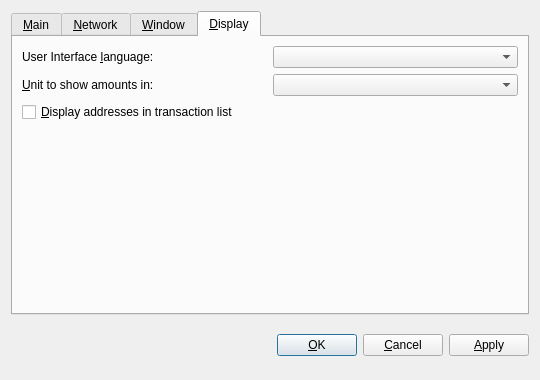
This is src/qt/forms/optionsdialog.ui in GrowthCoin/growthcoin-legacy as Qt 5 draws it before an edit. The edited form follows.
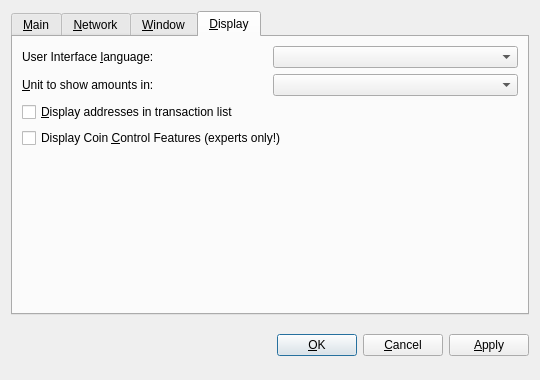
This is the edited form. The open tabs and pages were chosen to show the change. Custom widgets are drawn as their Qt base class.

Commit message: Coin Control with weight and Fast Start

Patch:
```diff
--- a/src/qt/forms/optionsdialog.ui
+++ b/src/qt/forms/optionsdialog.ui
@@ -373,6 +373,16 @@
          </property>
         </widget>
        </item>
+       <item>
+        <widget class="QCheckBox" name="coinControlFeatures">
+         <property name="toolTip">
+          <string>Whether to show coin control features or not.</string>
+         </property>
+         <property name="text">
+          <string>Display Coin &amp;Control Features (experts only!)</string>
+         </property>
+        </widget>
+       </item>
        <item>
         <spacer name="verticalSpacer_Display">
          <property name="orientation">
```
Left out of the diff: 2 changed lines with no effect on the pictures. The commit also changes 25 other files.
